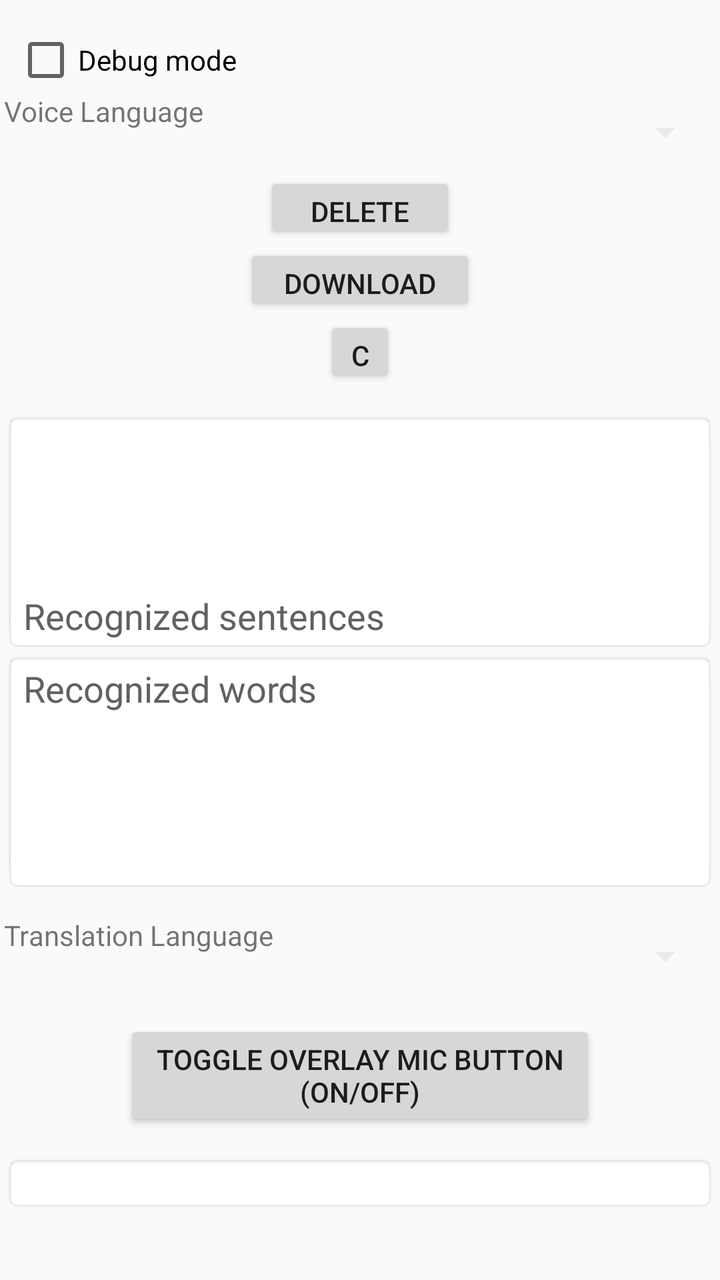
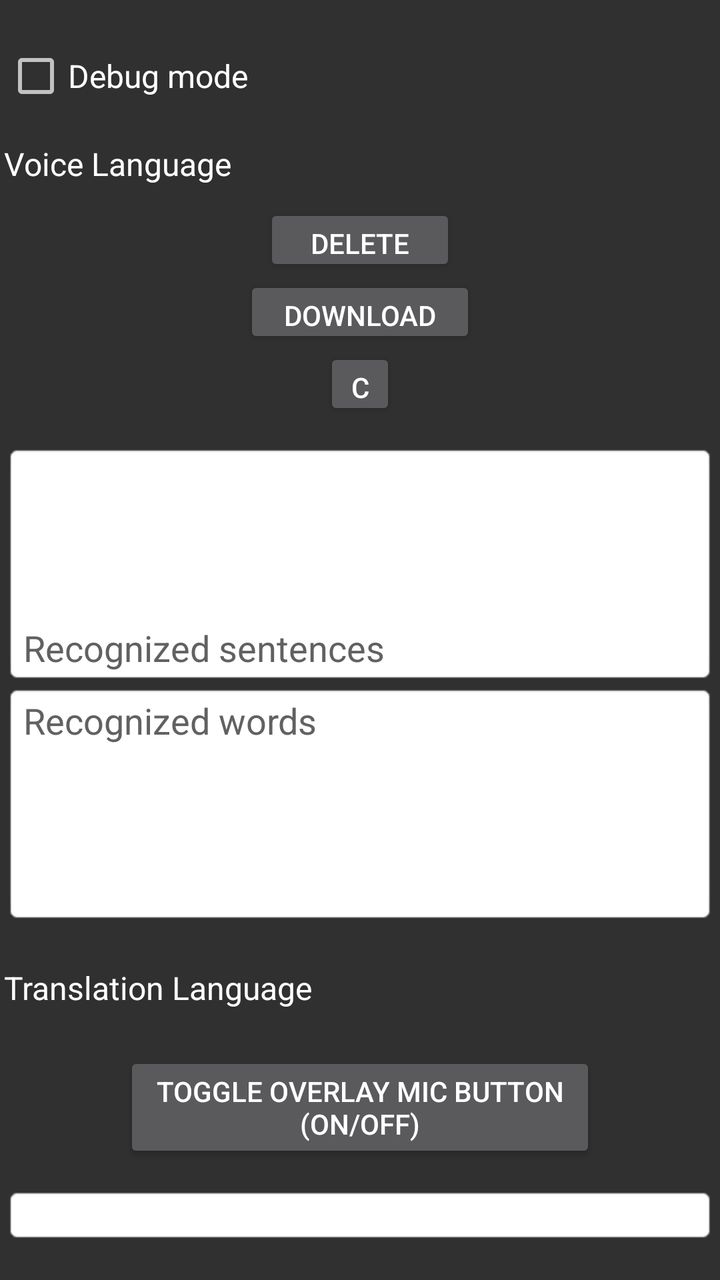

An Android layout rendered at two revisions. The XML below is the earlier revision; the diff shows what the commit changed to produce the second picture.
<!-- AndroidManifest.xml: application theme AppTheme -->
<!-- res/layout/activity_main.xml -->
<ScrollView xmlns:android="http://schemas.android.com/apk/res/android"
    xmlns:tools="http://schemas.android.com/tools"
    android:id="@+id/root"
    android:layout_width="fill_parent"
    android:layout_height="fill_parent"
    android:layout_marginLeft="5dp"
    android:layout_marginRight="5dp"
    android:layout_gravity="center_horizontal"
    android:orientation="vertical"
    android:padding="1dp"
    android:fillViewport="false"
    >
    <TableLayout
        android:layout_width="match_parent"
        android:layout_height="wrap_content"
        android:paddingLeft="1dp"
        android:paddingRight="1dp"
        android:paddingTop="1dp"
        android:paddingBottom="1dp"
        tools:context=".MainActivity"
        >
        <View
            android:layout_width="match_parent"
            android:layout_height="12sp"
            />
        <CheckBox
            android:id="@+id/checkbox_debug_mode"
            android:text="@string/debug_mode"
            android:minHeight="32dp"
            android:padding="0dp"
            android:gravity="start|center"
            android:textAlignment="gravity"
            android:textSize="14sp"
            android:layout_width="fill_parent"
            android:layout_height="wrap_content"
            android:layout_marginStart="5dp"
            android:layout_marginTop="0dp"
            android:layout_marginEnd="5dp"
            android:layout_marginBottom="0dp"
            android:checked="false"
            />
        <TableRow>
        <TextView
            android:id="@+id/textview_text1"
            android:textAlignment="gravity"
            android:gravity="start"
            android:layout_width="wrap_content"
            android:layout_height="40dp"
            android:textSize="14sp"
            android:text="@string/voice_language"
            />
        <Spinner
            android:id="@+id/spinner_src_languages"
            android:layout_width="210dp"
            android:layout_height="wrap_content"
            android:layout_marginStart="10dp"
            android:contentDescription="@string/spinner_src_languages"
            android:backgroundTint="@color/lightGrayishWhite"
            android:gravity="center"
            android:minHeight="40dp"
            android:spinnerMode="dropdown"
            android:textAlignment="gravity"
            />
        </TableRow>
        <TextView
            android:id="@+id/textview_src"
            android:gravity="center"
            android:textAlignment="gravity"
            android:textSize="12sp"
            android:visibility="gone"            android:background="@android:drawable/editbox_background"
            android:layout_width="wrap_content"
            android:layout_height="wrap_content"
            />
        <Button
            android:id="@+id/button_delete_model"
            android:gravity="center"
            android:text="@string/delete_model"
            android:textSize="14sp"
            android:visibility="visible"
            android:layout_marginLeft="130dp"
            android:layout_marginRight="130dp"
            android:layout_height="36dp"
            android:layout_width="wrap_content"
            />
        <Button
            android:id="@+id/button_download_model"
            android:gravity="center"
            android:text="@string/download_model"
            android:textSize="14sp"
            android:visibility="visible"
            android:layout_marginLeft="120dp"
            android:layout_marginRight="120dp"
            android:layout_height="36dp"
            android:layout_width="wrap_content"
            />
        <Button
            android:id="@+id/button_cancel"
            android:gravity="center"
            android:text="Cancel"
            android:textSize="14sp"
            android:visibility="visible"
            android:layout_marginLeft="160dp"
            android:layout_marginRight="160dp"
            android:layout_height="36dp"
            android:layout_width="wrap_content"
            />
        <ProgressBar
            android:id="@+id/mProgressBar"
            android:max="100"
            style="?android:attr/progressBarStyleHorizontal"
            android:layout_width="wrap_content"
            android:layout_height="wrap_content"
            android:visibility="gone"
            />
        <TextView
            android:id="@+id/textview_model_URL"
            android:layout_width="wrap_content"
            android:layout_height="wrap_content"
            android:gravity="center"
            android:textAlignment="gravity"
            android:textSize="12sp"
            android:background="@android:drawable/editbox_background"
            android:visibility="gone"
            />
        <TextView
            android:id="@+id/textview_model_zip_file"
            android:layout_width="wrap_content"
            android:layout_height="wrap_content"
            android:gravity="center"
            android:textAlignment="gravity"
            android:textSize="12sp"
            android:background="@android:drawable/editbox_background"
            android:visibility="gone"
            />
        <TextView
            android:id="@+id/textview_server_response"
            android:layout_width="wrap_content"
            android:layout_height="wrap_content"
            android:gravity="center"
            android:textAlignment="gravity"
            android:textSize="12sp"
            android:background="@android:drawable/editbox_background"
            android:visibility="gone"
            />
        <TextView
            android:id="@+id/textview_file_size"
            android:layout_width="wrap_content"
            android:layout_height="wrap_content"
            android:gravity="center"
            android:textAlignment="gravity"
            android:textSize="12sp"
            android:background="@android:drawable/editbox_background"
            android:visibility="gone"
            />
        <TextView
            android:id="@+id/textview_bytes_downloaded"
            android:layout_width="wrap_content"
            android:layout_height="wrap_content"
            android:gravity="center"
            android:textAlignment="gravity"
            android:textSize="12sp"
            android:background="@android:drawable/editbox_background"
            android:visibility="gone"
            />
        <TextView
            android:id="@+id/textview_model_used_path"
            android:layout_width="wrap_content"
            android:layout_height="wrap_content"
            android:gravity="center"
            android:textAlignment="gravity"
            android:background="@android:drawable/editbox_background"
            android:textSize="12sp"
            android:visibility="gone"
            />
        <View
            android:layout_width="match_parent"
            android:layout_height="12sp"
            />
        <EditText
            android:id="@+id/full_voice_text"
            android:layout_width="match_parent"
            android:layout_height="120dp"
            android:autofillHints=""
            android:background="@android:drawable/editbox_background"
            android:gravity="bottom"
            android:focusable="false"
            android:focusableInTouchMode="true"
            android:hint="@string/recognized_sentences"
            android:maxLines="3"
            android:textSize="18sp"
            android:textAlignment="gravity"
            android:textColorHint="#616161"
            tools:ignore="LabelFor,TextFields"
            />
        <EditText
            android:id="@+id/voice_text"
            android:layout_width="match_parent"
            android:layout_height="120dp"
            android:autofillHints=""
            android:background="@android:drawable/editbox_background"
            android:gravity="start"
            android:focusable="false"
            android:focusableInTouchMode="true"
            android:hint="@string/recognized_words"
            android:maxLines="3"
            android:textSize="18sp"
            android:textAlignment="gravity"
            android:textColorHint="#616161"
            tools:ignore="LabelFor,TextFields"
            />
        <View
            android:layout_width="match_parent"
            android:layout_height="12sp"
            />
        <TableRow>
        <TextView
            android:id="@+id/textview_text2"
            android:layout_width="wrap_content"
            android:layout_height="40dp"
            android:gravity="start"
            android:text="@string/translation_language"
            android:textAlignment="gravity"
            android:textSize="14sp"
            />
        <Spinner
            android:id="@+id/spinner_dst_languages"
            android:layout_width="wrap_content"
            android:layout_height="wrap_content"
            android:layout_marginStart="10dp"
            android:contentDescription="@string/spinner_dst_languages"
            android:backgroundTint="@color/lightGrayishWhite"
            android:gravity="center"
            android:minHeight="40dp"
            android:spinnerMode="dropdown"
            android:textAlignment="gravity"
            />
        </TableRow>
        <TextView
            android:id="@+id/textview_dst"
            android:textAlignment="gravity"
            android:gravity="center"
            android:layout_width="wrap_content"
            android:layout_height="wrap_content"
            android:textSize="12sp"
            android:visibility="gone"
            android:background="@android:drawable/editbox_background"
            />
        <View
            android:layout_width="match_parent"
            android:layout_height="12sp"
            />
        <Button
            android:id="@+id/button_toggle_overlay"
            android:text="@string/toggle_overlay"
            android:textSize="14sp"
            android:layout_marginLeft="60dp"
            android:layout_marginRight="60dp"
            android:layout_height="wrap_content"
            android:layout_width="wrap_content"
            />
        <View
            android:layout_width="match_parent"
            android:layout_height="12sp"
            />
        <TextView
            android:id="@+id/textview_recognizing"
            android:textAlignment="gravity"
            android:gravity="center"
            android:layout_width="wrap_content"
            android:layout_height="wrap_content"
            android:text=""
            android:textSize="12sp"
            android:visibility="gone"
            android:background="@android:drawable/editbox_background"
            />
        <TextView
            android:id="@+id/textview_overlaying"
            android:textAlignment="gravity"
            android:gravity="center"
            android:layout_width="wrap_content"
            android:layout_height="wrap_content"
            android:textSize="12sp"
            android:visibility="gone"
            android:background="@android:drawable/editbox_background"
            />
        <TextView
            android:id="@+id/textview_output_messages"
            android:layout_width="wrap_content"
            android:layout_height="wrap_content"
            android:textSize="12sp"
            android:layout_gravity="center"
            android:gravity="center"
            android:scrollbars="vertical"
            android:background="@android:drawable/editbox_background"
            android:textAppearance="?android:attr/textAppearanceMedium"
            />
        <TextView
            android:id="@+id/textview_mlkit_status"
            android:layout_width="wrap_content"
            android:layout_height="wrap_content"
            android:textSize="12sp"
            android:visibility="gone"
            android:layout_gravity="center"
            android:gravity="center"
            android:scrollbars="vertical"
            android:background="@android:drawable/editbox_background"
            android:textAppearance="?android:attr/textAppearanceMedium"
            />
    </TableLayout>
</ScrollView>
<!-- resources referenced by this layout -->
<resources>
  <color name="lightGrayishWhite">#FFEAEAEA</color>
  <string name="debug_mode">Debug mode</string>
  <string name="delete_model">Delete Model</string>
  <string name="download_model">Download Model</string>
  <string name="recognized_sentences">Recognized sentences</string>
  <string name="recognized_words">Recognized words</string>
  <string name="spinner_dst_languages">spinner_dst_languages</string>
  <string name="spinner_src_languages">spinner_src_languages</string>
  <string name="toggle_overlay">Toggle Overlay Mic Button\n(ON/OFF)</string>
  <string name="translation_language">Translation Language</string>
  <string name="voice_language">Voice Language</string>
  <style name="AppTheme" parent="Theme.AppCompat.Light.DarkActionBar">
          
          <item name="colorPrimary">@color/colorPrimary</item>
          <item name="colorPrimaryDark">@color/colorPrimaryDark</item>
          <item name="colorAccent">@color/colorAccent</item>
      </style>
  <color name="colorPrimary">#6200EE</color>
  <color name="colorPrimaryDark">#3700B3</color>
  <color name="colorAccent">#03DAC5</color>
</resources>

<!-- the commit's change to res/layout/activity_main.xml (unified diff, before → after) -->
@@ -23,43 +23,43 @@
             android:layout_width="match_parent"
             android:layout_height="12sp"
             />
-        <CheckBox
-            android:id="@+id/checkbox_debug_mode"
-            android:text="@string/debug_mode"
-            android:minHeight="32dp"
-            android:padding="0dp"
+        <TableRow
+            android:layout_width="match_parent"
+            android:layout_height="wrap_content"
+            >
+            <CheckBox
+                android:id="@+id/checkbox_debug_mode"
+                android:text="Debug mode"
+                android:layout_width="wrap_content"
+                android:layout_height="48dp"
+                android:gravity="center_vertical"
+                android:padding="0dp"
+                android:textSize="16sp"
+                />
+        </TableRow>
+        <TableRow>
+        <TextView
+            android:id="@+id/textview_text1"
+            android:text="@string/voice_language"
             android:gravity="start|center"
-            android:textAlignment="gravity"
-            android:textSize="14sp"
-            android:layout_width="fill_parent"
-            android:layout_height="wrap_content"
-            android:layout_marginStart="5dp"
-            android:layout_marginTop="0dp"
-            android:layout_marginEnd="5dp"
-            android:layout_marginBottom="0dp"
-            android:checked="false"
-            />
-        <TableRow>
-        <TextView
-            android:id="@+id/textview_text1"
-            android:textAlignment="gravity"
-            android:gravity="start"
-            android:layout_width="wrap_content"
+            android:textSize="16sp"
+            android:textAlignment="gravity"
+            android:textColor="?android:attr/textColorPrimary"
+            android:layout_width="160dp"
             android:layout_height="40dp"
-            android:textSize="14sp"
-            android:text="@string/voice_language"
             />
         <Spinner
             android:id="@+id/spinner_src_languages"
-            android:layout_width="210dp"
-            android:layout_height="wrap_content"
-            android:layout_marginStart="10dp"
             android:contentDescription="@string/spinner_src_languages"
+            android:spinnerMode="dropdown"
             android:backgroundTint="@color/lightGrayishWhite"
-            android:gravity="center"
+            android:gravity="start|center"
+            android:textAlignment="gravity"
+            android:layout_marginStart="12dp"
             android:minHeight="40dp"
-            android:spinnerMode="dropdown"
-            android:textAlignment="gravity"
+            android:minWidth="228dp"
+            android:layout_width="fill_parent"
+            android:layout_height="wrap_content"
             />
         </TableRow>
         <TextView
@@ -215,24 +215,26 @@
         <TableRow>
         <TextView
             android:id="@+id/textview_text2"
-            android:layout_width="wrap_content"
+            android:text="@string/translation_language"
+            android:layout_width="160dp"
             android:layout_height="40dp"
-            android:gravity="start"
-            android:text="@string/translation_language"
-            android:textAlignment="gravity"
-            android:textSize="14sp"
+            android:gravity="start|center"
+            android:textAlignment="gravity"
+            android:textSize="16sp"
+            android:textColor="?android:attr/textColorPrimary"
             />
         <Spinner
             android:id="@+id/spinner_dst_languages"
-            android:layout_width="wrap_content"
-            android:layout_height="wrap_content"
-            android:layout_marginStart="10dp"
             android:contentDescription="@string/spinner_dst_languages"
+            android:spinnerMode="dropdown"
             android:backgroundTint="@color/lightGrayishWhite"
-            android:gravity="center"
+            android:gravity="start|center"
+            android:textAlignment="gravity"
+            android:layout_marginStart="12dp"
             android:minHeight="40dp"
-            android:spinnerMode="dropdown"
-            android:textAlignment="gravity"
+            android:minWidth="228dp"
+            android:layout_width="fill_parent"
+            android:layout_height="wrap_content"
             />
         </TableRow>
         <TextView
@@ -285,9 +287,11 @@
             />
         <TextView
             android:id="@+id/textview_output_messages"
-            android:layout_width="wrap_content"
-            android:layout_height="wrap_content"
-            android:textSize="12sp"
+            android:hint="@string/output_messages"
+            android:layout_width="wrap_content"
+            android:layout_height="wrap_content"
+            android:textSize="12sp"
+            android:textColor="?android:attr/textColorPrimary"
             android:layout_gravity="center"
             android:gravity="center"
             android:scrollbars="vertical"
<!-- resource entries referenced after the edit -->
@@ -1,9 +1,9 @@
 <!-- resources referenced by this layout -->
 <resources>
   <color name="lightGrayishWhite">#FFEAEAEA</color>
-  <string name="debug_mode">Debug mode</string>
   <string name="delete_model">Delete Model</string>
   <string name="download_model">Download Model</string>
+  <string name="output_messages">Output messages</string>
   <string name="recognized_sentences">Recognized sentences</string>
   <string name="recognized_words">Recognized words</string>
   <string name="spinner_dst_languages">spinner_dst_languages</string>
@@ -11,7 +11,7 @@
   <string name="toggle_overlay">Toggle Overlay Mic Button\n(ON/OFF)</string>
   <string name="translation_language">Translation Language</string>
   <string name="voice_language">Voice Language</string>
-  <style name="AppTheme" parent="Theme.AppCompat.Light.DarkActionBar">
+  <style name="AppTheme" parent="Theme.AppCompat">
           
           <item name="colorPrimary">@color/colorPrimary</item>
           <item name="colorPrimaryDark">@color/colorPrimaryDark</item>
